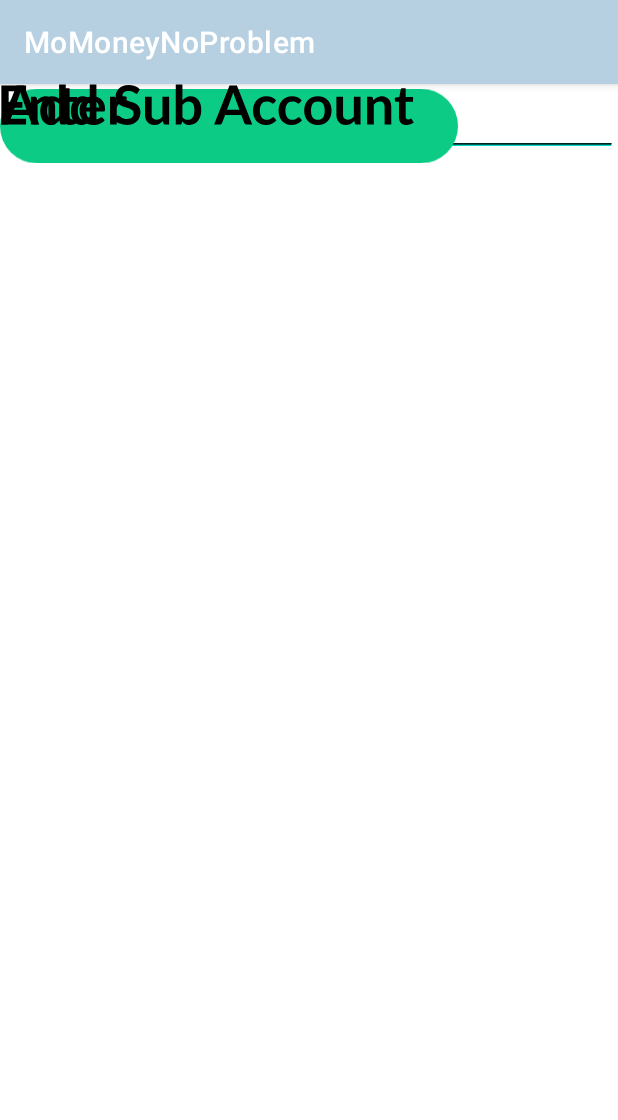
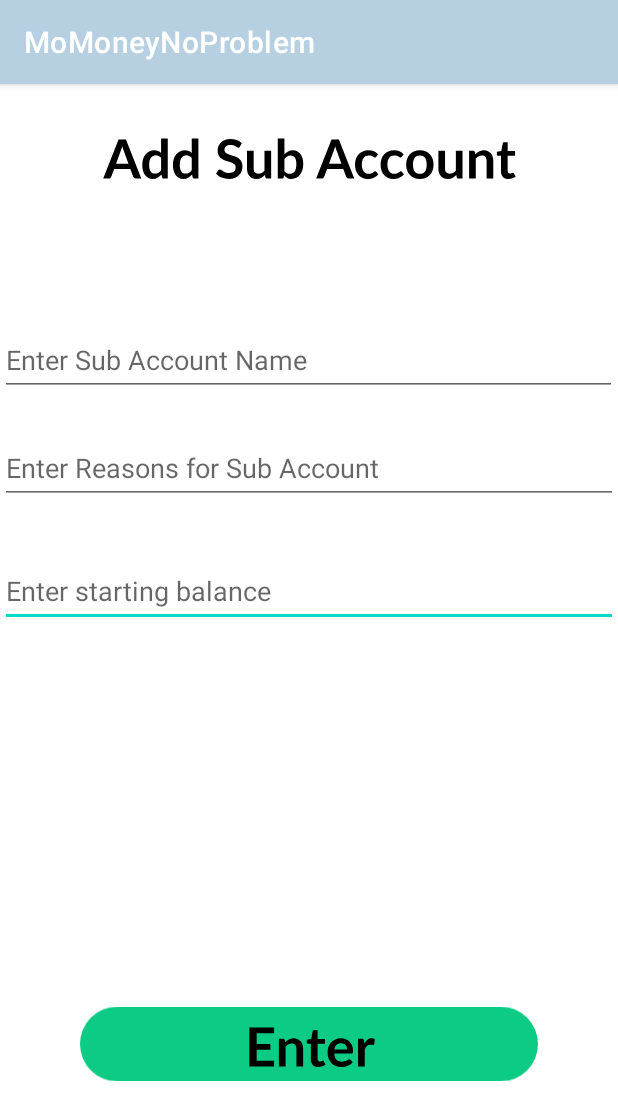
Before and after one commit to Sangel96/MoMoneyNoProblem, an Android app: the CreateSubAccounts screen opened directly, with no data from a screen before it, on a phone screen of 412 x 824 dp. Shown: the top 1120 px of the screen. Run offline under Robolectric (Android 15) with nearby library versions, the phone set to English and light mode, and no system bars; our stand-ins replace Firebase (no records; nobody signed in at launch, a user with empty details on screens opened directly); Roboto replaces fonts that are not available here.

Commit message:
activty_create_sub_account2.xml changes

```diff
--- a/app/src/main/res/layout/activity_create_sub_accounts2.xml
+++ b/app/src/main/res/layout/activity_create_sub_accounts2.xml
@@ -9,48 +9,65 @@
 
 
     <EditText
+        android:id="@+id/startingBalance"
+        android:layout_width="0dp"
+        android:layout_height="wrap_content"
+        android:layout_marginTop="16dp"
+        android:hint="Enter starting balance"
+        android:imeActionLabel="@string/action_sign_in_short"
+        android:imeOptions="actionDone"
+        android:inputType="text"
+        android:minHeight="48dp"
+        android:selectAllOnFocus="true"
+        app:layout_constraintBottom_toTopOf="@+id/enterbuttonaddsubaccount"
+        app:layout_constraintEnd_toEndOf="parent"
+        app:layout_constraintHorizontal_bias="0.0"
+        app:layout_constraintStart_toStartOf="parent"
+        app:layout_constraintTop_toBottomOf="@+id/reasonsSubAccount"
+        app:layout_constraintVertical_bias="0.068" />
+
+    <EditText
         android:id="@+id/subAccountNameInput"
         android:layout_width="411dp"
         android:layout_height="wrap_content"
+        android:layout_marginTop="160dp"
         android:hint="@string/SubAccountName"
         android:inputType="textEmailAddress"
         android:minHeight="48dp"
         android:selectAllOnFocus="true"
-        tools:layout_editor_absoluteY="96dp" />
+        app:layout_constraintEnd_toEndOf="parent"
+        app:layout_constraintHorizontal_bias="0.0"
+        app:layout_constraintStart_toStartOf="parent"
+        app:layout_constraintTop_toTopOf="parent" />
 
     <EditText
         android:id="@+id/reasonsSubAccount"
-        android:layout_width="411dp"
+        android:layout_width="0dp"
         android:layout_height="wrap_content"
+        android:layout_marginTop="24dp"
         android:hint="@string/ReasonsSubAccountName"
         android:imeActionLabel="@string/action_sign_in_short"
         android:imeOptions="actionDone"
         android:inputType="text"
         android:minHeight="48dp"
         android:selectAllOnFocus="true"
-        tools:layout_editor_absoluteY="152dp" />
-
-    <EditText
-        android:id="@+id/startingBalance"
-        android:layout_width="411dp"
-        android:layout_height="wrap_content"
-        android:hint="Enter starting balance"
-        android:imeActionLabel="@string/action_sign_in_short"
-        android:imeOptions="actionDone"
-        android:inputType="text"
-        android:minHeight="48dp"
-        android:selectAllOnFocus="true"
         app:layout_constraintEnd_toEndOf="parent"
+        app:layout_constraintHorizontal_bias="0.0"
         app:layout_constraintStart_toStartOf="parent"
-        tools:layout_editor_absoluteY="200dp" />
+        app:layout_constraintTop_toBottomOf="@+id/subAccountNameInput" />
 
     <ImageView
         android:id="@+id/enterbuttonaddsubaccount"
-        android:layout_width="305dp"
+        android:layout_width="0dp"
         android:layout_height="56dp"
+        android:layout_marginStart="53dp"
+        android:layout_marginEnd="53dp"
+        android:layout_marginBottom="100dp"
         android:src="@drawable/ic_enter_button"
-        tools:layout_editor_absoluteX="53dp"
-        tools:layout_editor_absoluteY="388dp">
+        app:layout_constraintBottom_toBottomOf="parent"
+        app:layout_constraintEnd_toEndOf="parent"
+        app:layout_constraintHorizontal_bias="1.0"
+        app:layout_constraintStart_toStartOf="parent">
 
     </ImageView>
 
@@ -58,9 +75,11 @@
         android:id="@+id/addsubaccount_title"
         android:layout_width="wrap_content"
         android:layout_height="wrap_content"
+        android:layout_marginTop="36dp"
         android:src="@drawable/ic_add_sub_account_title"
-        tools:layout_editor_absoluteX="67dp"
-        tools:layout_editor_absoluteY="36dp">
+        app:layout_constraintEnd_toEndOf="parent"
+        app:layout_constraintStart_toStartOf="parent"
+        app:layout_constraintTop_toTopOf="parent">
 
     </ImageView>
 
@@ -68,9 +87,11 @@
         android:id="@+id/enterbuttontextaddsubaccount"
         android:layout_width="wrap_content"
         android:layout_height="wrap_content"
+        android:layout_marginEnd="108dp"
+        android:layout_marginBottom="12dp"
         android:src="@drawable/ic_enter_button_text"
-        tools:layout_editor_absoluteX="174dp"
-        tools:layout_editor_absoluteY="408dp">
+        app:layout_constraintBottom_toBottomOf="@+id/enterbuttonaddsubaccount"
+        app:layout_constraintEnd_toEndOf="@+id/enterbuttonaddsubaccount">
 
     </ImageView>
 
```
